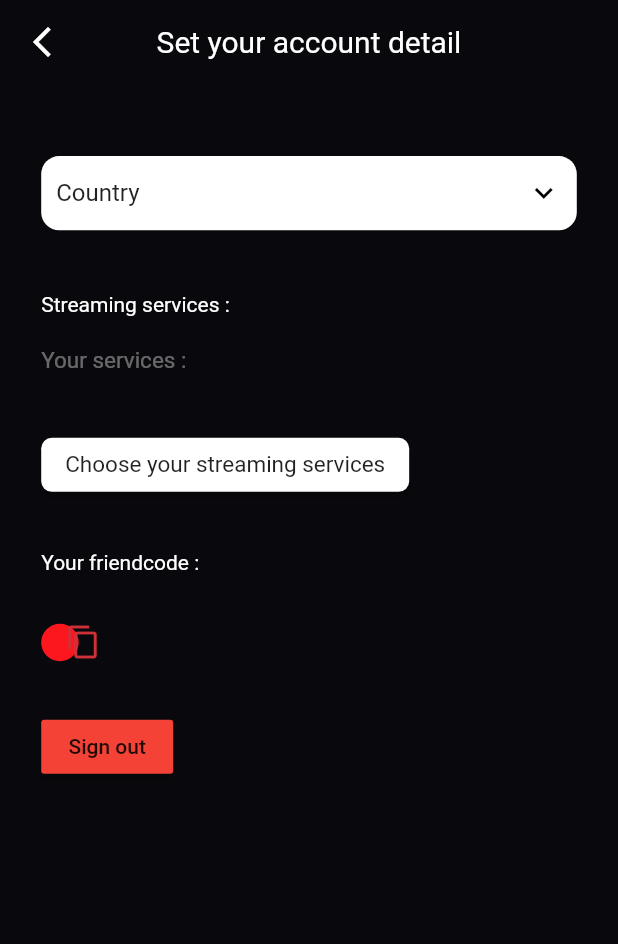
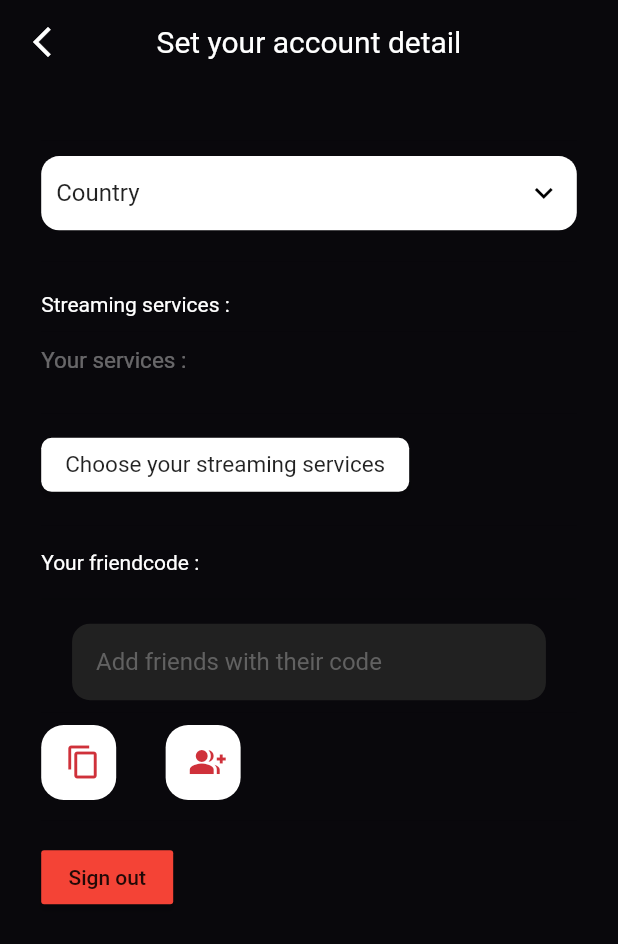
Before and after one commit to Brokeena/H23-Gr1-E7-CineChooser, a Flutter app: the Reglages screen opened directly, on a phone screen of 412 x 824 dp. Shown: the top 944 px of the screen. Run offline on Flutter 3.47's test engine with Material 2 defaults, Android fonts, the phone set to English and light mode, and no system bars; our stand-ins replace auto_size_text, carousel_slider, cloud_firestore, firebase_auth, firebase_core; missing offline and left inert: swipable_stack, tmdb_api; accounts and stored records are empty.

Commit message:
Friend code + add

```diff
--- a/app/cinechooser/test_application1/lib/pages/choix.dart
+++ b/app/cinechooser/test_application1/lib/pages/choix.dart
@@ -9,7 +9,7 @@ import '../widget/MovieCase.dart';
 import 'package:cinechooser/pages/login_page.dart';
 
 final FirebaseAuth auth = FirebaseAuth.instance;
-List<dynamic> listGenre = [];
+
 double tailleBordure = 0;
 
 class Choix extends StatefulWidget {
--- a/app/cinechooser/test_application1/lib/pages/login_page.dart
+++ b/app/cinechooser/test_application1/lib/pages/login_page.dart
@@ -22,6 +22,8 @@ List<dynamic>? results = [];
 List<dynamic> likedMovies = [];
 List<dynamic> dislikedMovies = [];
 List<dynamic> displayedMoviesId = [];
+List<dynamic> friendList = [];
+List<dynamic> listGenre = [];
 var showedList = [];
 var showedPoster = [];
 var showedNames =[];
@@ -52,7 +54,7 @@ initiateALl() async {
   firstTime = data['firstTime'];
   displayedMoviesId = data['displayedMoviesId'];
   goodID = data['docID'];
-
+  friendList = data['friendList'];
   friendCode = data['docID'];
 
   print('fc');
--- a/app/cinechooser/test_application1/lib/pages/register.dart
+++ b/app/cinechooser/test_application1/lib/pages/register.dart
@@ -85,6 +85,7 @@ class _RegisterPageState extends State<RegisterPage> {
       'dislikedMovies': [],
       'likedMovies': [],
       'displayedMoviesId': [],
+      'friendList' : [],
       'firstTime': false
     }).then((DocumentReference doc) {
       docId = doc.id;
--- a/app/cinechooser/test_application1/lib/pages/reglages.dart
+++ b/app/cinechooser/test_application1/lib/pages/reglages.dart
@@ -1,5 +1,6 @@
 import 'package:cinechooser/pages/login_page.dart';
 import 'package:cinechooser/pages/pagePrincipale.dart';
+import 'package:cloud_firestore/cloud_firestore.dart';
 import 'package:firebase_auth/firebase_auth.dart';
 import 'package:flutter/material.dart';
 import 'package:cinechooser/utils/app_styles.dart';
@@ -8,6 +9,7 @@ import 'package:cinechooser/utils/pays_nom.dart';
 import 'package:cinechooser/utils/pays_iso.dart';
 import 'package:flutter/services.dart';
 import '../widget/button_carre.dart';
+import '../widget/textField.dart';
 import 'auth_page.dart';
 
 class Reglages extends StatefulWidget {
@@ -18,6 +20,7 @@ class Reglages extends StatefulWidget {
 }
 
 bool isButtonPressed = false;
+final _addFriends = TextEditingController();
 
 class _ReglagesState extends State<Reglages> {
   dynamic dropdownvalues;
@@ -97,15 +100,12 @@ class _ReglagesState extends State<Reglages> {
                                 ))
                             .toList(),
                         onChanged: (newItem) async {
-                          setState(()  {
-
+                          setState(() {
                             paysSelectionne = newItem.toString();
 
                             dropdownvalues = newItem!;
-
                           });
-                          db.doc(await goodID).update({'pays': paysSelectionne});
-
+                          db.doc(goodID).update({'pays': paysSelectionne});
                         }),
                   ),
                 ),
@@ -151,8 +151,33 @@ class _ReglagesState extends State<Reglages> {
               Divider(height: height / 25),
               Text('Your friendcode :$friendCode', style: Styles.petittitres),
               Divider(height: height / 25),
-              Button(onPressed: () { _copy(); }, icone: const Icon(Icons.copy, color: Styles.red1), color: Styles.red2, taille: 25, borderRadius: 15),
-              Divider(height: height / 25),
+              MyTextField(
+                  controller: _addFriends,
+                  hintText: "Add friends with their code",
+                  obscureText: false),
+              Divider(height: height / 50),
+              Row(
+                children: [
+                  Button(
+                      onPressed: () {
+                        _copy();
+                      },
+                      icone: const Icon(Icons.copy, color: Styles.red1),
+                      color: Colors.white,
+                      taille: 50,
+                      borderRadius: 15),
+                  SizedBox(width: height/25),
+                  Button(
+                      onPressed: () {
+                        _addFriend();
+                      },
+                      icone: const Icon(Icons.group_add, color: Styles.red1),
+                      color: Colors.white,
+                      taille: 50,
+                      borderRadius: 15)
+                ],
+              ),
+              Divider(height: height / 30),
               MaterialButton(
                 onPressed: () {
                   FirebaseAuth.instance.signOut();
@@ -172,6 +197,12 @@ class _ReglagesState extends State<Reglages> {
     );
   }
 
+  @override
+  void dispose() {
+    _addFriends.dispose();
+    super.dispose();
+  }
+
   void _showMultiSelect() async {
     final List<String> items = [
       'Netflix',
@@ -180,7 +211,6 @@ class _ReglagesState extends State<Reglages> {
       'Apple TV Plus'
     ];
 
-
     results = await showDialog(
       context: context,
       builder: (BuildContext context) {
@@ -188,15 +218,51 @@ class _ReglagesState extends State<Reglages> {
       },
     );
 
-
     if (results != null) {
       setState(() {
         selectedItems = results!;
       });
 
-      db.doc(await goodID).update({'providers': results!});
+      db.doc(goodID).update({'providers': results!});
     }
   }
+}
+
+userExiste() async {
+
+  List<String> docIDs = await getDocId();
+
+  for (var documentId in docIDs) {
+    var collectionReference = await db.doc(documentId).get();
+    var data = collectionReference.data() as Map<String, dynamic>;
+
+    if (data['docID'] == _addFriends.text.trim()) {
+      return true;
+    }
+  }
+  return false;
+}
+
+_addFriend() async{
+
+  if((_addFriends.text.trim().toString() != goodID) && await userExiste() )
+    {
+      friendList.add(_addFriends.text.trim());
+      db.doc(goodID).update({'friendList': friendList});
+    } else {
+    print('invalide friendCode');
+    /*
+    showDialog(
+        context: context,
+        builder: (BuildContext context) {
+          return const AlertDialog(
+            content: Text('Friend code is wrong'),
+          );
+        });
+    */
+  }
+
+
 }
 
 _copy() {
@@ -214,8 +280,9 @@ signOut() async {
   dislikedMovies = [];
   showedList = [];
   showedPoster = [];
-  showedNames =[];
+  showedNames = [];
   friendCode = '';
+  friendList = [];
 }
 
 class MultiSelect extends StatefulWidget {
```
Lines whose indentation alone changed are shown as unchanged.
